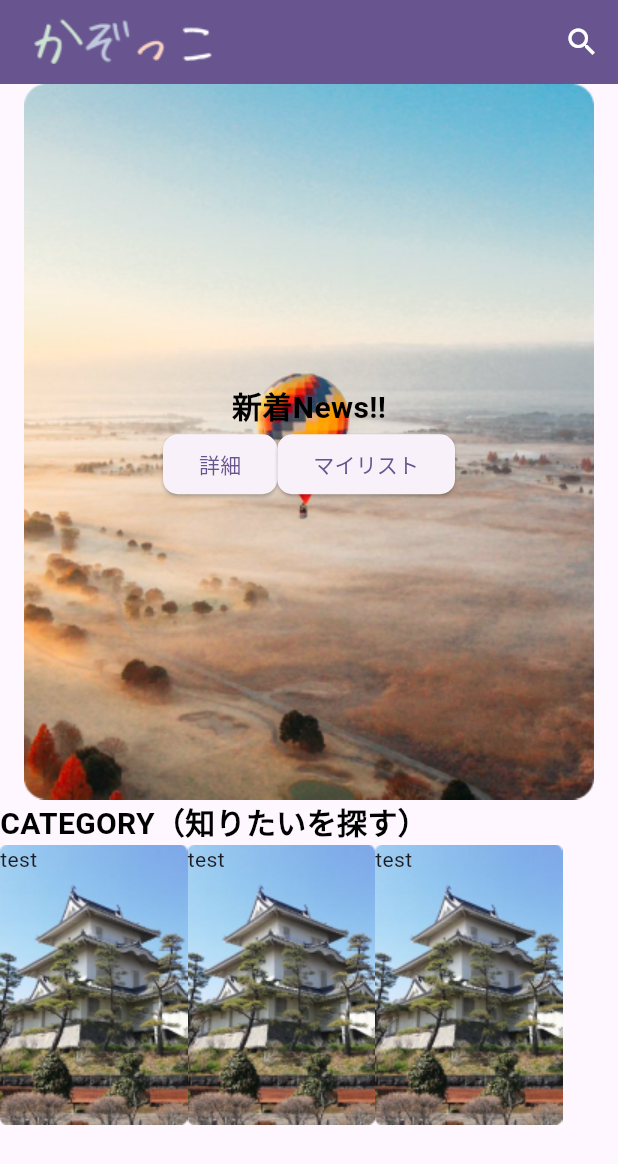
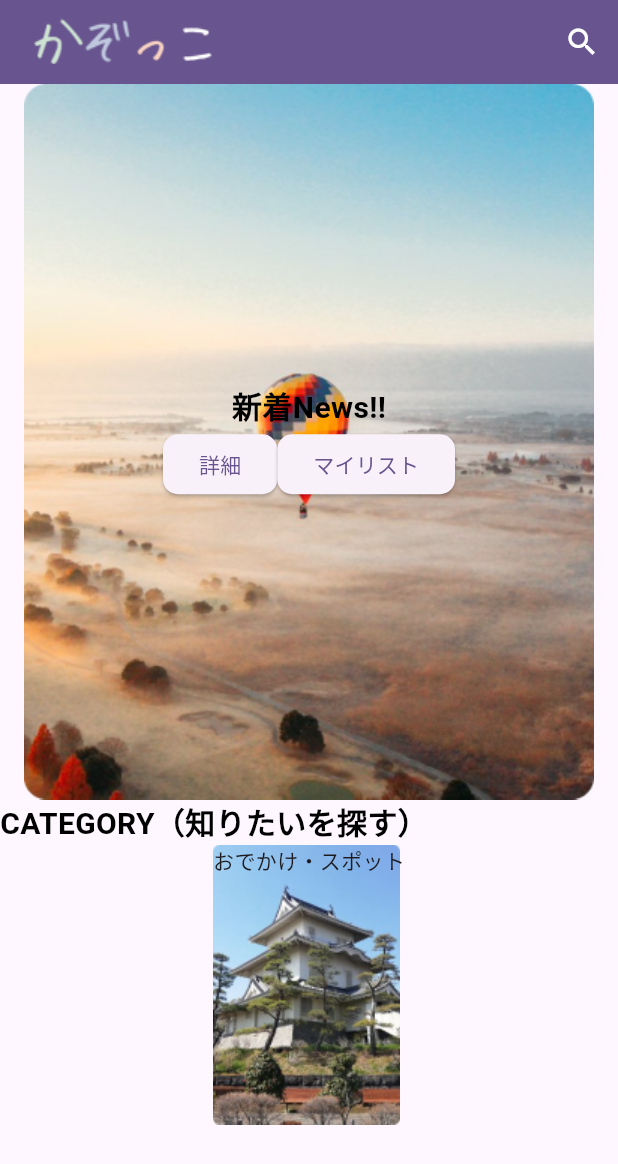
Before and after one commit to akagisrapid/kazo-city-media, a Flutter app: the screen it shows after launch, on a phone screen of 412 x 824 dp. Shown: the top 1164 px of the screen. Run offline on Flutter 3.47's test engine with Material 2 defaults, Android fonts, the phone set to English and light mode, and no system bars; our stand-ins replace device_preview.

Commit message:
カテゴリのカードとちゅう

```diff
--- a/kazo_city_media/lib/UI/category.dart
+++ b/kazo_city_media/lib/UI/category.dart
@@ -6,10 +6,10 @@ class CategoryModel {
   CategoryModel({required this.name, required this.imageUri});
 }
 
-class Category extends StatelessWidget{
-  Category({Key? key, required CategoryModel category}) : super(key: key);
+class CategoryItem extends StatelessWidget{
+  const CategoryItem({super.key,required this.category});
+  final CategoryModel category;
 
-  final CategoryModel category = CategoryModel(name: "test", imageUri: 'images/odekake_spot.png');
   @override
   Widget build(BuildContext context) {
     return Stack(children: [
--- a/kazo_city_media/lib/main.dart
+++ b/kazo_city_media/lib/main.dart
@@ -41,23 +41,11 @@ class MyHomePage extends StatefulWidget {
 }
 
 class _MyHomePageState extends State<MyHomePage> {
-  int _counter = 0;
   var categories = [
     CategoryModel(name: "おでかけ・スポット", imageUri: 'images/odekake_spot.png'),
     CategoryModel(name: "グルメ・カフェ", imageUri: 'images/gourmet_cafe.png'),
     CategoryModel(name: "美容室・サロン", imageUri: 'images/salon.png'),
   ];
-
-  void _incrementCounter() {
-    setState(() {
-      // This call to setState tells the Flutter framework that something has
-      // changed in this State, which causes it to rerun the build method below
-      // so that the display can reflect the updated values. If we changed
-      // _counter without calling setState(), then the build method would not be
-      // called again, and so nothing would appear to happen.
-      _counter++;
-    });
-  }
 
   @override
   Widget build(BuildContext context) {
@@ -146,10 +134,7 @@ Column(
       )
     )
   ),
-
-                Row(
-                  children: categories.map((e) => Category(category: e)).toList()
-                  )
+  CategoryItem(category: categories[0]),
 ],
 
 )
```
